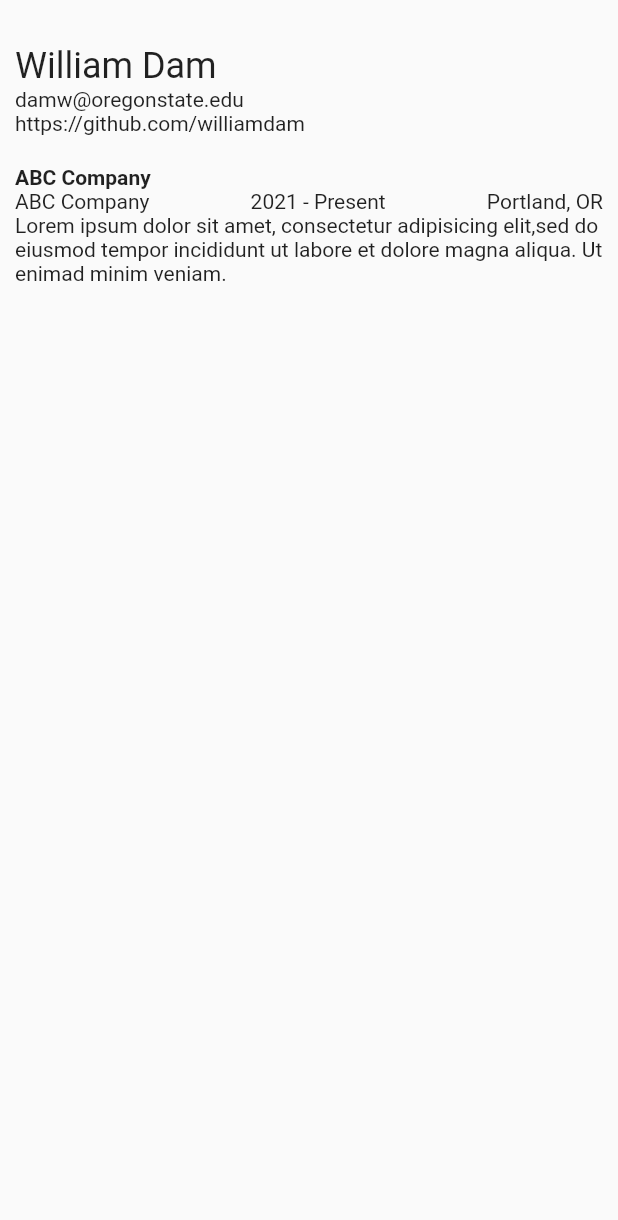
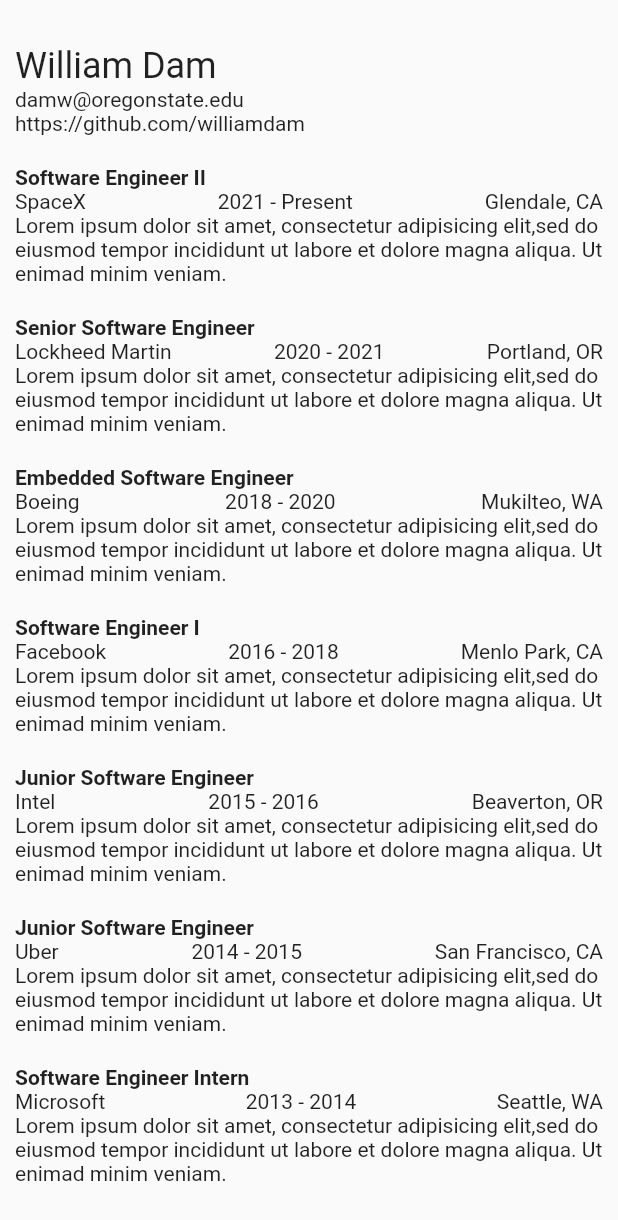
Before and after one commit to williamdam/call_me_maybe, a Flutter app: the Resume widget shown alone on an empty page, opened directly, on a phone screen of 412 x 824 dp. Shown: the top 1220 px of the screen. Run offline on Flutter 3.47's test engine with Material 2 defaults, Android fonts, the phone set to English and light mode, and no system bars.

```diff
--- a/lib/business_card.dart
+++ b/lib/business_card.dart
@@ -1,9 +1,11 @@
 import 'package:flutter/material.dart';
+import 'package:url_launcher/url_launcher.dart';
 
 class BusinessCard extends StatelessWidget {
   @override
   Widget build(BuildContext context) {
-    return Padding(
+    return SingleChildScrollView(
+      child: Padding(
         padding: const EdgeInsets.only(top: 30.0),
         child: Column(
           //mainAxisAlignment: MainAxisAlignment.center,
@@ -14,7 +16,7 @@ class BusinessCard extends StatelessWidget {
                 mainAxisAlignment: MainAxisAlignment.center,
                 children: [
                   SizedBox(
-                  child: Placeholder(),
+                    child: Image(image: AssetImage('assets/images/william-dam.jpg')),
                     width: 100,
                     height: 100
                   )
@@ -49,7 +51,7 @@ class BusinessCard extends StatelessWidget {
                 mainAxisAlignment: MainAxisAlignment.center,
                 children: [
                   Center(
-                  child: Text('555 555 5555'),
+                    child: GestureDetector(onTap: () => launch('sms:5555555555'), child: Text('555 555 5555')),
                   )
                 ],
               ),
@@ -57,24 +59,19 @@ class BusinessCard extends StatelessWidget {
             Padding(
               padding: const EdgeInsets.all(10.0),
               child: Row(
-              mainAxisAlignment: MainAxisAlignment.center,
+                mainAxisAlignment: MainAxisAlignment.spaceBetween,
                 children: [
 
-                  Padding(
-                    padding: const EdgeInsets.only(right: 10.0),
-                    child: Text('github.com/williamdam'),
-                  ),
+                    Text('github.com/williamdam'),
 
-                  Padding(
-                    padding: const EdgeInsets.only(left: 10.0),
-                    child: Text('wdam@google.com'),
-                  ),
+                    Text('wdam@google.com'),
 
                 ],
               ),
             )
           ]
         ),
+      ),
     );
   }
 }
--- a/lib/resume.dart
+++ b/lib/resume.dart
@@ -1,20 +1,72 @@
 import 'package:flutter/material.dart';
 
 class Resume extends StatelessWidget {
-
   final jobs = [
-
+    SizedBox(height: 20.0),
     aboutMe(
       name: 'William Dam',
       email: 'damw@oregonstate.edu',
       githubURL: 'https://github.com/williamdam'
     ),
-
+    job(
+      jobTitle: 'Software Engineer II',
+      companyName: 'SpaceX',
+      dates: '2021 - Present',
+      city: 'Glendale, CA',
+      description: 'Lorem ipsum dolor sit amet, consectetur adipisicing elit,'
+      'sed do eiusmod tempor incididunt ut labore et dolore magna aliqua. Ut enim'
+      'ad minim veniam.'
+    ),
+    job(
+      jobTitle: 'Senior Software Engineer',
+      companyName: 'Lockheed Martin',
+      dates: '2020 - 2021',
+      city: 'Portland, OR',
+      description: 'Lorem ipsum dolor sit amet, consectetur adipisicing elit,'
+      'sed do eiusmod tempor incididunt ut labore et dolore magna aliqua. Ut enim'
+      'ad minim veniam.'
+    ),
+    job(
+      jobTitle: 'Embedded Software Engineer',
+      companyName: 'Boeing',
+      dates: '2018 - 2020',
+      city: 'Mukilteo, WA',
+      description: 'Lorem ipsum dolor sit amet, consectetur adipisicing elit,'
+      'sed do eiusmod tempor incididunt ut labore et dolore magna aliqua. Ut enim'
+      'ad minim veniam.'
+    ),
+    job(
+      jobTitle: 'Software Engineer I',
+      companyName: 'Facebook',
+      dates: '2016 - 2018',
+      city: 'Menlo Park, CA',
+      description: 'Lorem ipsum dolor sit amet, consectetur adipisicing elit,'
+      'sed do eiusmod tempor incididunt ut labore et dolore magna aliqua. Ut enim'
+      'ad minim veniam.'
+    ),
     job(
       jobTitle: 'Junior Software Engineer',
-      companyName: 'ABC Company',
-      dates: '2021 - Present',
-      city: 'Portland, OR',
+      companyName: 'Intel',
+      dates: '2015 - 2016',
+      city: 'Beaverton, OR',
+      description: 'Lorem ipsum dolor sit amet, consectetur adipisicing elit,'
+      'sed do eiusmod tempor incididunt ut labore et dolore magna aliqua. Ut enim'
+      'ad minim veniam.'
+    ),
+    job(
+      jobTitle: 'Junior Software Engineer',
+      companyName: 'Uber',
+      dates: '2014 - 2015',
+      city: 'San Francisco, CA',
+      description: 'Lorem ipsum dolor sit amet, consectetur adipisicing elit,'
+      'sed do eiusmod tempor incididunt ut labore et dolore magna aliqua. Ut enim'
+      'ad minim veniam.'
+    ),
+    job(
+      jobTitle: 'Software Engineer Intern',
+      companyName: 'Microsoft',
+      dates: '2013 - 2014',
+      city: 'Seattle, WA',
       description: 'Lorem ipsum dolor sit amet, consectetur adipisicing elit,'
       'sed do eiusmod tempor incididunt ut labore et dolore magna aliqua. Ut enim'
       'ad minim veniam.'
@@ -26,7 +78,7 @@ class Resume extends StatelessWidget {
   @override
   Widget build(BuildContext context) {
     return Padding(
-      padding: const EdgeInsets.fromLTRB(10.0, 30.0, 10.0, 10.0),
+      padding: const EdgeInsets.fromLTRB(10.0, 10.0, 10.0, 10.0),
       child: SafeArea(
         child: SingleChildScrollView(
           child: Column(
@@ -45,7 +97,7 @@ Widget job({String jobTitle, String companyName, String dates, String city, Stri
       child: Column(children: [
         Row(
           children: [
-            Text(companyName, style: TextStyle(fontWeight: FontWeight.bold)),
+            Text(jobTitle, style: TextStyle(fontWeight: FontWeight.bold)),
           ],
         ),
         Row(
--- a/pubspec.yaml
+++ b/pubspec.yaml
@@ -29,6 +29,8 @@ dependencies:
   # Use with the CupertinoIcons class for iOS style icons.
   cupertino_icons: ^1.0.0
 
+  url_launcher: ^5.4.1
+
 dev_dependencies:
   flutter_test:
     sdk: flutter
@@ -45,7 +47,8 @@ flutter:
   uses-material-design: true
 
   # To add assets to your application, add an assets section, like this:
-  # assets:
+  assets:
+    - assets/images/
   #   - images/a_dot_burr.jpeg
   #   - images/a_dot_ham.jpeg
 
```
Also changed, not shown: assets/images/william-dam.jpg (added), pubspec.lock, 6 other files. Lines whose indentation alone changed are shown as unchanged.
